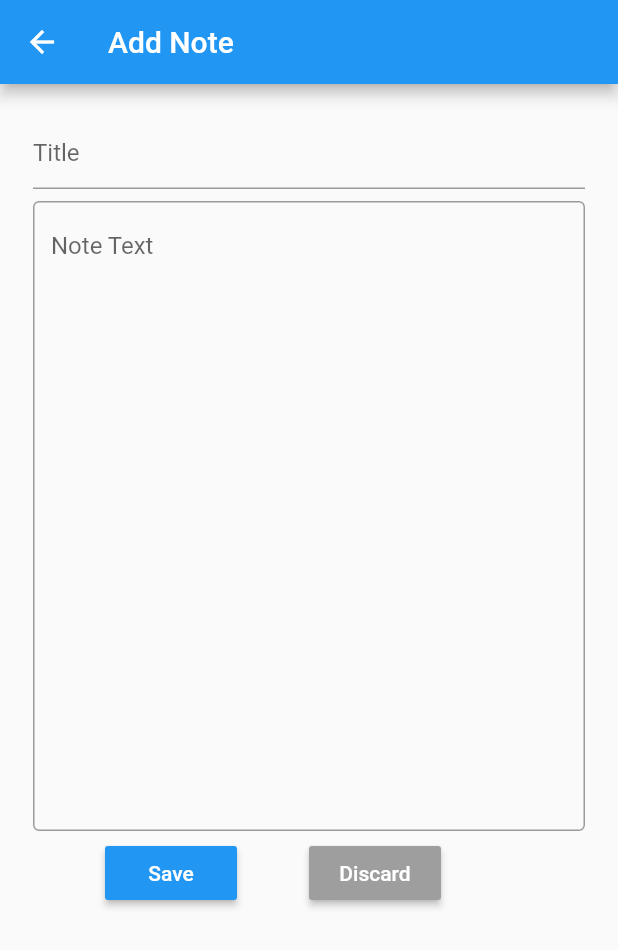
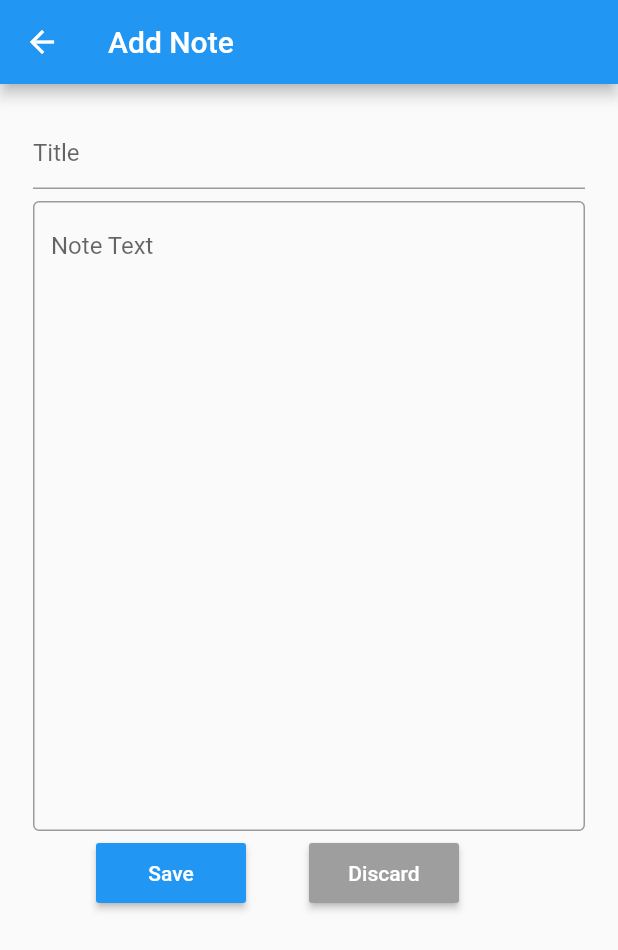
Before and after one commit to RofiFauzanAl/C-Notes, a Flutter app: the screen it shows after launch, after a tap on the "add" icon, on a phone screen of 412 x 824 dp. Shown: the top 950 px of the screen. Run offline on Flutter 3.47's test engine with Material 2 defaults, Android fonts, the phone set to English and light mode, and no system bars.

Commit message:
update : fitur delete

```diff
--- a/lib/views/note.dart
+++ b/lib/views/note.dart
@@ -12,18 +12,26 @@ class Note extends StatefulWidget{
 
   Note(this.noteMode, this.index);
 
-  @override
-  _NoteState createState(){
-    return _NoteState();
+   @override
+  _NoteState createState() {
+    return new _NoteState();
   }
 }
 
 class _NoteState extends State<Note> {
-
   final TextEditingController _titleController = TextEditingController();
   final TextEditingController _textController = TextEditingController();
 
   List<Map<String, String>>get _notes => NoteInheritedWidget.of(context).notes;
+
+  @override
+  void didChangeDependencies() {
+    if (widget.noteMode == NoteMode.editingNote) {
+      _titleController.text = _notes[widget.index]['title']!;
+      _textController.text = _notes[widget.index]['text']!;
+    }
+    super.didChangeDependencies();
+  }
 
   @override
   Widget build(BuildContext context){
@@ -82,6 +90,7 @@ class _NoteState extends State<Note> {
                     Padding(
                       padding: const EdgeInsets.all(8.0),
                       child: noteButton('Delete', Colors.red, () {
+                        _notes.removeAt(widget.index);
                         Navigator.pop(context);
                       }),
                     )
@@ -96,12 +105,11 @@ class _NoteState extends State<Note> {
   }
 }
 
-
 class noteButton extends StatelessWidget{
 
-  final  String _text;
+  final String _text;
   final Color _color;
-  final void Function()? _onPressed;
+  final Function() _onPressed;
   final color = Colors.white;
 
   noteButton(this._text, this._color, this._onPressed);
@@ -109,11 +117,12 @@ class noteButton extends StatelessWidget{
   @override
   Widget build(BuildContext context){
     return MaterialButton(
-      onPressed: _onPressed,
-      child: Text(
-          _text,
-          style: TextStyle(color: color),
-        ),
+      onPressed: _onPressed,child: Text(
+        _text,
+        style: TextStyle(color: Colors.white),
+      ),
+      height: 40,
+      minWidth: 100,
       color: _color,
     );
   }
--- a/lib/views/note_list.dart
+++ b/lib/views/note_list.dart
@@ -5,11 +5,13 @@ import 'package:flutter/material.dart';
 
 class NoteList extends StatefulWidget {
   @override
-  State<NoteList> createState() => _NoteListState();
+  _NoteListState createState(){
+    return new _NoteListState();
+  }
 }
 
 class _NoteListState extends State<NoteList> {
-  List<Map<String, String>>get _notes => NoteInheritedWidget.of(context).notes;
+  List<Map<String, String>> get _notes => NoteInheritedWidget.of(context).notes;
   @override
   Widget build(BuildContext context) {
     return Scaffold(
@@ -32,7 +34,7 @@ class _NoteListState extends State<NoteList> {
                   crossAxisAlignment: CrossAxisAlignment.start,
                   children: <Widget>[
                     _NoteTitle(_notes[index]['title']!),
-                    Container(height: 4,),
+                    Container(height: 3,),
                     _NoteText(_notes[index]['text']!),
                   ],
                 ),
```
